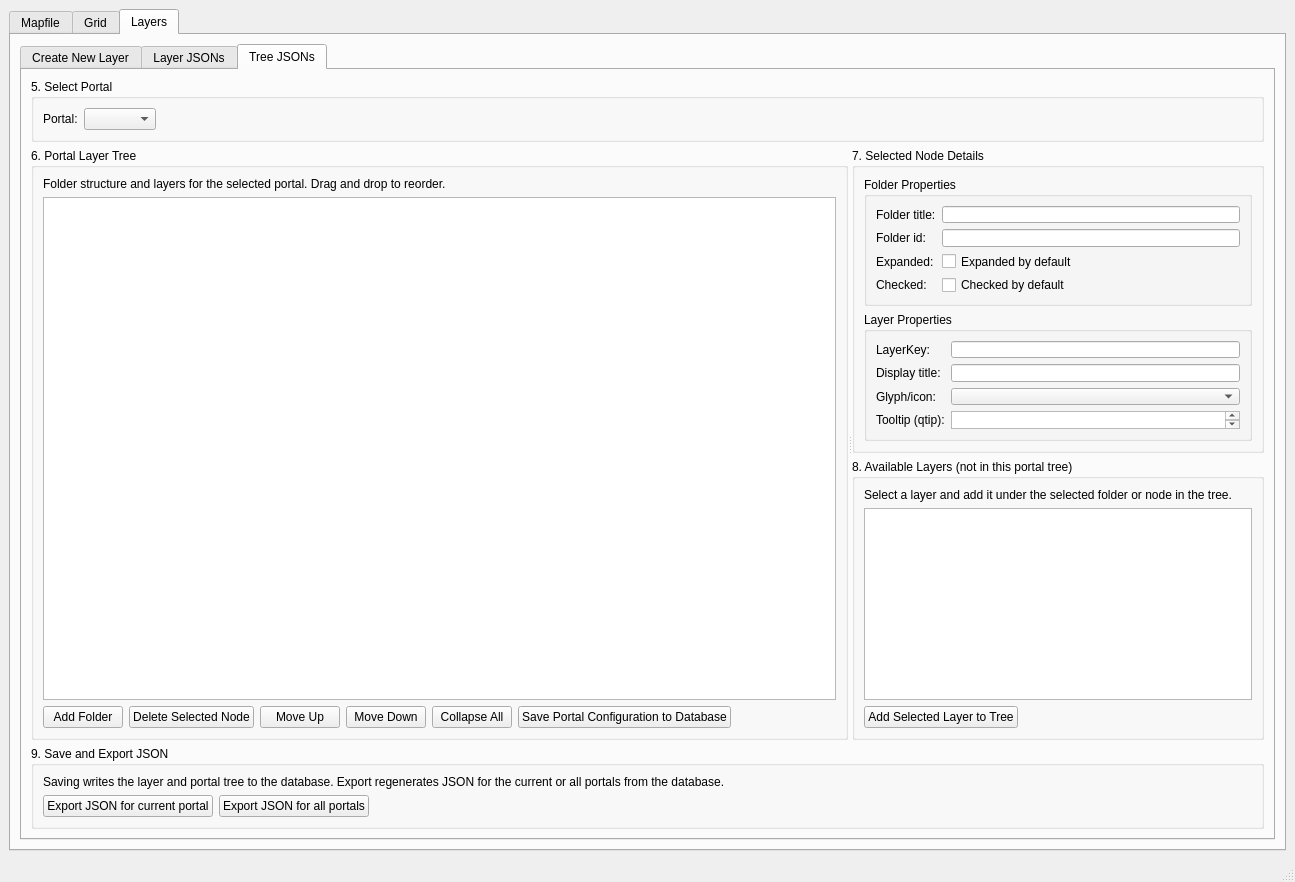
Before: the Qt Designer form QTFiles/layermaker.ui in select-8/LayerMaker, drawn with Qt 5.
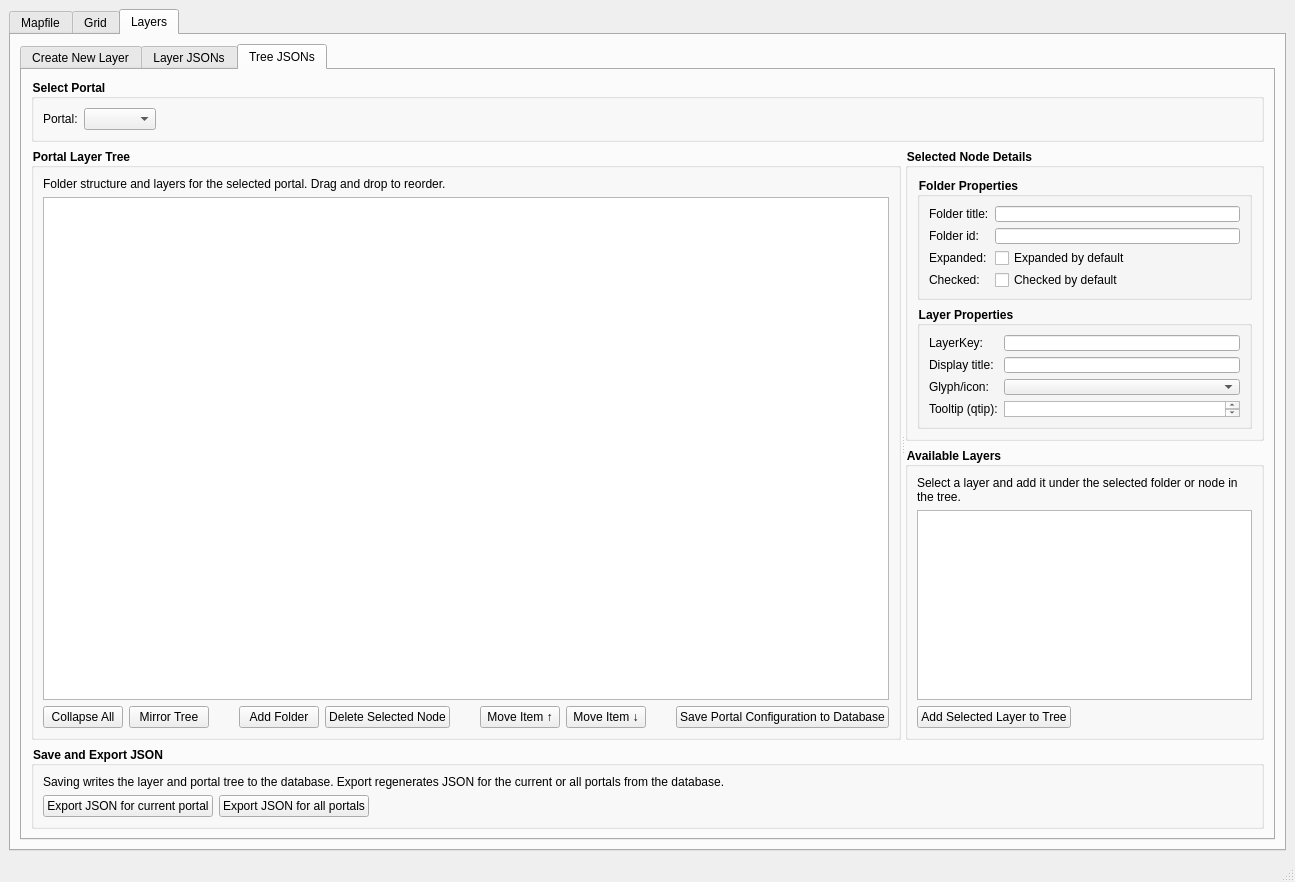
After: the same form once the commit is applied. The open tabs and pages were chosen to show the change.

Commit message:
UI polish: bold group box titles, mirror tree button, remove numbered labels
- Add btnMirrorTree to apply ExpandedDefault state to portal tree
- Strip numbers from group box titles on Layers tab
- Apply QGroupBox bold font stylesheet to all three top-level tabs

The edit to the form file:
```diff
--- a/QTFiles/layermaker.ui
+++ b/QTFiles/layermaker.ui
@@ -1377,6 +1377,9 @@
        <attribute name="title">
         <string>Layers</string>
        </attribute>
+       <property name="styleSheet">
+        <string>QGroupBox { font-weight: bold; }</string>
+       </property>
        <layout class="QVBoxLayout" name="verticalLayout_tabLayers">
         <item>
          <widget class="QTabWidget" name="tabWidgetLayers">
@@ -2115,7 +2118,7 @@
             <item>
              <widget class="QGroupBox" name="groupBox_portalSelect">
               <property name="title">
-               <string>5. Select Portal</string>
+               <string>Select Portal</string>
               </property>
               <layout class="QHBoxLayout" name="horizontalLayout_portalSelect">
                <item>
@@ -2154,7 +2157,7 @@
                 <item>
                  <widget class="QGroupBox" name="groupBox_portalTree">
                   <property name="title">
-                   <string>6. Portal Layer Tree</string>
+                   <string>Portal Layer Tree</string>
                   </property>
                   <layout class="QVBoxLayout" name="verticalLayout_portalTreeInner">
                    <item>
@@ -2176,6 +2179,39 @@
                    </item>
                    <item>
                     <layout class="QHBoxLayout" name="horizontalLayout_treeButtons">
+                     <item>
+                      <widget class="QPushButton" name="btnCollapseAll">
+                       <property name="text">
+                        <string>Collapse All</string>
+                       </property>
+                       <attribute name="buttonGroup">
+                        <string notr="true">buttonGroup</string>
+                       </attribute>
+                      </widget>
+                     </item>
+                     <item>
+                      <widget class="QPushButton" name="btnMirrorTree">
+                       <property name="text">
+                        <string>Mirror Tree</string>
+                       </property>
+                       <attribute name="buttonGroup">
+                        <string notr="true">buttonGroup</string>
+                       </attribute>
+                      </widget>
+                     </item>
+                     <item>
+                      <spacer name="horizontalSpacer_treeButtons">
+                       <property name="orientation">
+                        <enum>Qt::Horizontal</enum>
+                       </property>
+                       <property name="sizeHint" stdset="0">
+                        <size>
+                         <width>40</width>
+                         <height>20</height>
+                        </size>
+                       </property>
+                      </spacer>
+                     </item>
                      <item>
                       <widget class="QPushButton" name="btnAddFolderNode">
                        <property name="text">
@@ -2190,26 +2226,45 @@
                        </property>
                       </widget>
                      </item>
+                     <item>
+                      <spacer name="horizontalSpacer_treeButtons2">
+                       <property name="orientation">
+                        <enum>Qt::Horizontal</enum>
+                       </property>
+                       <property name="sizeHint" stdset="0">
+                        <size>
+                         <width>40</width>
+                         <height>20</height>
+                        </size>
+                       </property>
+                      </spacer>
+                     </item>
                      <item>
                       <widget class="QPushButton" name="btnMoveUp">
                        <property name="text">
-                        <string>Move Up</string>
+                        <string>Move Item ↑</string>
                        </property>
                       </widget>
                      </item>
                      <item>
                       <widget class="QPushButton" name="btnMoveDown">
                        <property name="text">
-                        <string>Move Down</string>
+                        <string>Move Item ↓</string>
                        </property>
                       </widget>
                      </item>
                      <item>
-                      <widget class="QPushButton" name="btnCollapseAll">
-                       <property name="text">
-                        <string>Collapse All</string>
+                      <spacer name="horizontalSpacer_treeButtons3">
+                       <property name="orientation">
+                        <enum>Qt::Horizontal</enum>
                        </property>
-                      </widget>
+                       <property name="sizeHint" stdset="0">
+                        <size>
+                         <width>40</width>
+                         <height>20</height>
+                        </size>
+                       </property>
+                      </spacer>
                      </item>
                      <item>
                       <widget class="QPushButton" name="btnSavePortalToDatabase">
@@ -2218,19 +2273,6 @@
                        </property>
                       </widget>
                      </item>
-                     <item>
-                      <spacer name="horizontalSpacer_treeButtons">
-                       <property name="orientation">
-                        <enum>Qt::Horizontal</enum>
-                       </property>
-                       <property name="sizeHint" stdset="0">
-                        <size>
-                         <width>40</width>
-                         <height>20</height>
-                        </size>
-                       </property>
-                      </spacer>
-                     </item>
                     </layout>
                    </item>
                   </layout>
@@ -2243,7 +2285,7 @@
                 <item>
                  <widget class="QGroupBox" name="groupBox_nodeDetails">
                   <property name="title">
-                   <string>7. Selected Node Details</string>
+                   <string>Selected Node Details</string>
                   </property>
                   <layout class="QVBoxLayout" name="verticalLayout_nodeDetails">
                    <item>
@@ -2362,7 +2404,7 @@
                 <item>
                  <widget class="QGroupBox" name="groupBox_availableLayers">
                   <property name="title">
-                   <string>8. Available Layers (not in this portal tree)</string>
+                   <string>Available Layers</string>
                   </property>
                   <layout class="QVBoxLayout" name="verticalLayout_availableLayers">
                    <item>
@@ -2412,7 +2454,7 @@
             <item>
              <widget class="QGroupBox" name="groupBox_export">
               <property name="title">
-               <string>9. Save and Export JSON</string>
+               <string>Save and Export JSON</string>
               </property>
               <layout class="QVBoxLayout" name="verticalLayout_export">
                <item>
```
Left out of the diff: 31 changed lines with no effect on the pictures. The commit also changes 1 other file.
